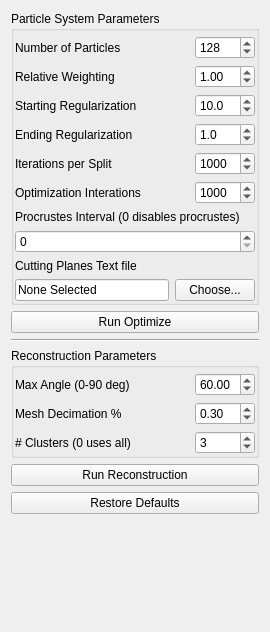
SCIInstitute/ShapeWorks, file Studio/src/Application/Optimize/OptimizeTool.ui: the form before one commit.
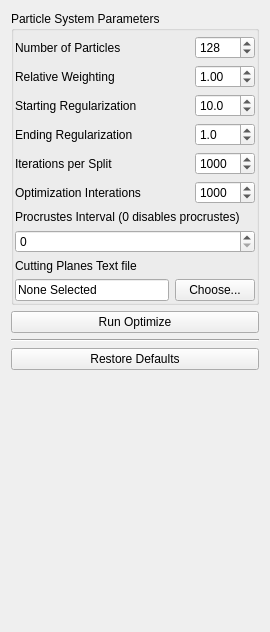
The form after the commit.

Commit message: Move surface reconstruction from optimize to analyze tab.

Diff of the .ui file:
```diff
--- a/Studio/src/Application/Optimize/OptimizeTool.ui
+++ b/Studio/src/Application/Optimize/OptimizeTool.ui
@@ -467,202 +467,6 @@
      </property>
     </widget>
    </item>
-   <item>
-    <widget class="QGroupBox" name="groupBox">
-     <property name="title">
-      <string>Reconstruction Parameters</string>
-     </property>
-     <layout class="QVBoxLayout" name="verticalLayout_2">
-      <property name="leftMargin">
-       <number>1</number>
-      </property>
-      <property name="topMargin">
-       <number>5</number>
-      </property>
-      <property name="rightMargin">
-       <number>1</number>
-      </property>
-      <property name="bottomMargin">
-       <number>1</number>
-      </property>
-      <item>
-       <layout class="QHBoxLayout" name="horizontalLayout_4">
-        <property name="topMargin">
-         <number>0</number>
-        </property>
-        <item>
-         <widget class="QLabel" name="label_2">
-          <property name="text">
-           <string>Max Angle (0-90 deg)</string>
-          </property>
-         </widget>
-        </item>
-        <item>
-         <spacer name="horizontalSpacer_2">
-          <property name="orientation">
-           <enum>Qt::Horizontal</enum>
-          </property>
-          <property name="sizeHint" stdset="0">
-           <size>
-            <width>40</width>
-            <height>20</height>
-           </size>
-          </property>
-         </spacer>
-        </item>
-        <item>
-         <widget class="QDoubleSpinBox" name="maxAngle">
-          <property name="sizePolicy">
-           <sizepolicy hsizetype="Fixed" vsizetype="Fixed">
-            <horstretch>0</horstretch>
-            <verstretch>0</verstretch>
-           </sizepolicy>
-          </property>
-          <property name="minimumSize">
-           <size>
-            <width>60</width>
-            <height>0</height>
-           </size>
-          </property>
-          <property name="maximumSize">
-           <size>
-            <width>60</width>
-            <height>16777215</height>
-           </size>
-          </property>
-          <property name="maximum">
-           <double>90.000000000000000</double>
-          </property>
-          <property name="value">
-           <double>60.000000000000000</double>
-          </property>
-         </widget>
-        </item>
-       </layout>
-      </item>
-      <item>
-       <layout class="QHBoxLayout" name="horizontalLayout">
-        <item>
-         <widget class="QLabel" name="label">
-          <property name="text">
-           <string>Mesh Decimation %</string>
-          </property>
-         </widget>
-        </item>
-        <item>
-         <spacer name="horizontalSpacer_4">
-          <property name="orientation">
-           <enum>Qt::Horizontal</enum>
-          </property>
-          <property name="sizeHint" stdset="0">
-           <size>
-            <width>40</width>
-            <height>20</height>
-           </size>
-          </property>
-         </spacer>
-        </item>
-        <item>
-         <widget class="QDoubleSpinBox" name="meshDecimation">
-          <property name="sizePolicy">
-           <sizepolicy hsizetype="Fixed" vsizetype="Fixed">
-            <horstretch>0</horstretch>
-            <verstretch>0</verstretch>
-           </sizepolicy>
-          </property>
-          <property name="minimumSize">
-           <size>
-            <width>60</width>
-            <height>0</height>
-           </size>
-          </property>
-          <property name="maximumSize">
-           <size>
-            <width>60</width>
-            <height>16777215</height>
-           </size>
-          </property>
-          <property name="minimum">
-           <double>0.010000000000000</double>
-          </property>
-          <property name="maximum">
-           <double>1.000000000000000</double>
-          </property>
-          <property name="singleStep">
-           <double>0.100000000000000</double>
-          </property>
-          <property name="value">
-           <double>0.300000000000000</double>
-          </property>
-         </widget>
-        </item>
-       </layout>
-      </item>
-      <item>
-       <layout class="QHBoxLayout" name="horizontalLayout_6">
-        <property name="topMargin">
-         <number>0</number>
-        </property>
-        <item>
-         <widget class="QLabel" name="label_5">
-          <property name="text">
-           <string># Clusters (0 uses all)</string>
-          </property>
-         </widget>
-        </item>
-        <item>
-         <spacer name="horizontalSpacer_5">
-          <property name="orientation">
-           <enum>Qt::Horizontal</enum>
-          </property>
-          <property name="sizeHint" stdset="0">
-           <size>
-            <width>40</width>
-            <height>20</height>
-           </size>
-          </property>
-         </spacer>
-        </item>
-        <item>
-         <widget class="QSpinBox" name="numClusters">
-          <property name="sizePolicy">
-           <sizepolicy hsizetype="Fixed" vsizetype="Fixed">
-            <horstretch>0</horstretch>
-            <verstretch>0</verstretch>
-           </sizepolicy>
-          </property>
-          <property name="minimumSize">
-           <size>
-            <width>60</width>
-            <height>0</height>
-           </size>
-          </property>
-          <property name="maximumSize">
-           <size>
-            <width>60</width>
-            <height>16777215</height>
-           </size>
-          </property>
-          <property name="value">
-           <number>3</number>
-          </property>
-         </widget>
-        </item>
-       </layout>
-      </item>
-     </layout>
-    </widget>
-   </item>
-   <item>
-    <widget class="QPushButton" name="reconstructionButton">
-     <property name="enabled">
-      <bool>true</bool>
-     </property>
-     <property name="text">
-      <string>Run Reconstruction</string>
-     </property>
-    </widget>
-   </item>
    <item>
     <widget class="QPushButton" name="restoreDefaults">
      <property name="text">
```
Left out of the diff: 4 changed lines with no effect on the pictures. The commit also changes 6 other files.
